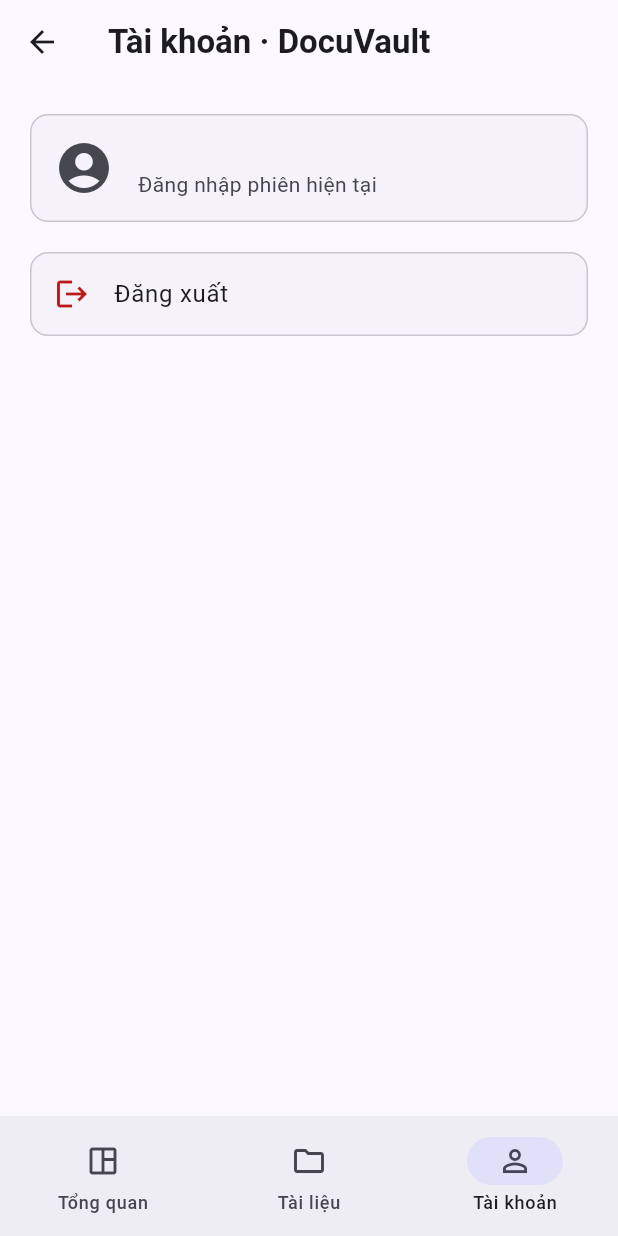
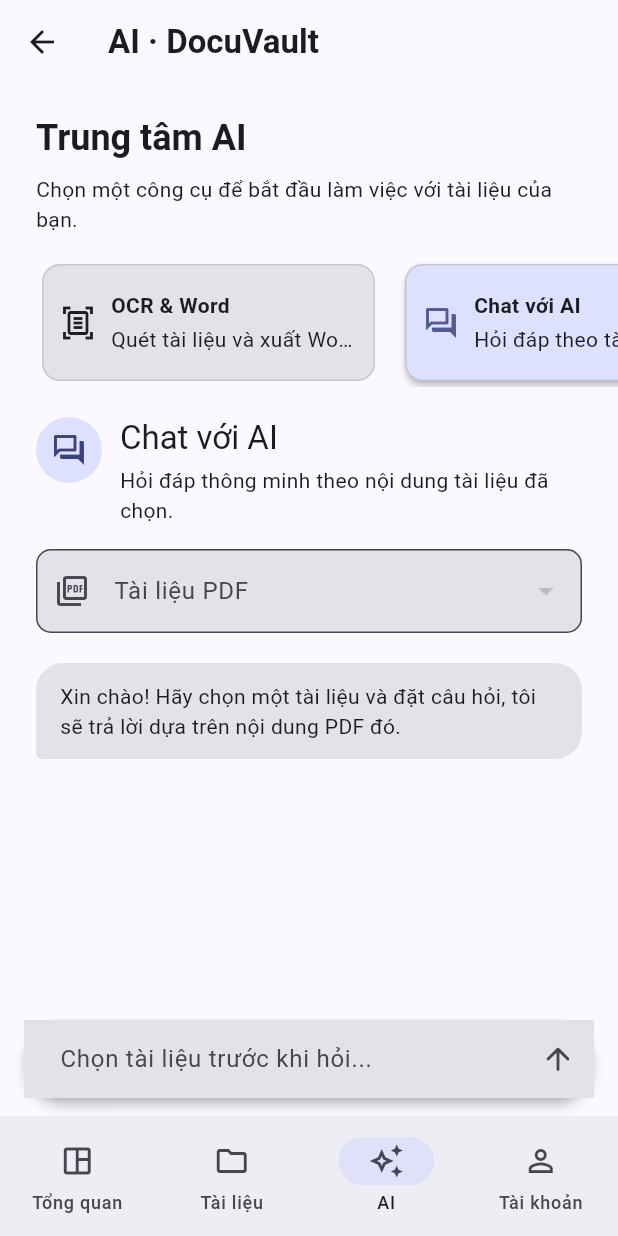
Before and after one commit to VuHoangGit/testss, a Flutter app: the ShellScreen screen opened directly with empty values, item 3 of the bottom bar chosen, on a phone screen of 412 x 824 dp. Run offline on Flutter 3.47's test engine with Material 3 defaults, Android fonts, the phone set to English and light mode, and no system bars; our stand-ins replace dio, file_picker, flutter_riverpod, flutter_secure_storage, jwt_decoder, web; missing offline and left inert: dart:js_interop; accounts and stored records are empty; network calls fail.

Commit message:
feat(ai): gemini-powered ocr, translate and chat endpoints + ai tab
Backend:
- AiService gọi Gemini (gemini-2.5-flash) cho OCR trích text,
  Key-Value, dịch vùng text, chat theo tài liệu; timeout qua
  GEMINI_TIMEOUT_SECONDS; chưa cấu hình key thì trả lỗi rõ ràng,
  không giả lập kết quả
- /api/v1/ai/* luôn kiểm tra tài liệu thuộc user hiện tại
- Thêm python-docx xuất kết quả OCR ra .docx; /health thêm ai_configured
- Test API: auth + trường hợp chưa cấu hình key

Frontend:
- AiRepository/AiRepositoryImpl + tab AI trong shell (OCR, dịch, chat)

```diff
--- /dev/null
+++ b/lib/domain/repositories/ai_repository.dart
@@ -0,0 +1,18 @@
+import 'dart:typed_data';
+
+class OcrResult {
+  const OcrResult({required this.text, required this.keyValues});
+
+  final String text;
+  final Map<String, String> keyValues;
+}
+
+abstract interface class AiRepository {
+  Future<OcrResult> ocr(String documentId);
+
+  Future<Uint8List> ocrWord(String documentId);
+
+  Future<String> translate(String text, {String targetLanguage = 'English'});
+
+  Future<String> chat(String question, {required List<String> documentIds});
+}
--- /dev/null
+++ b/lib/presentation/ai/ai_chat_screen.dart
@@ -0,0 +1,205 @@
+import 'package:flutter/material.dart';
+import 'package:flutter_riverpod/flutter_riverpod.dart';
+
+import '../../domain/entities/document_entities.dart';
+import '../../domain/repositories/ai_repository.dart';
+import '../documents/documents_providers.dart';
+import 'ai_providers.dart';
+import 'ai_widgets.dart';
+
+class _ChatMessage {
+  const _ChatMessage({required this.text, required this.fromUser});
+
+  final String text;
+  final bool fromUser;
+}
+
+class AiChatScreen extends ConsumerStatefulWidget {
+  const AiChatScreen({super.key});
+
+  @override
+  ConsumerState<AiChatScreen> createState() => _AiChatScreenState();
+}
+
+class _AiChatScreenState extends ConsumerState<AiChatScreen> {
+  final TextEditingController _question = TextEditingController();
+  final ScrollController _scroll = ScrollController();
+  final List<_ChatMessage> _messages = <_ChatMessage>[
+    const _ChatMessage(
+      text: 'Xin chào! Hãy chọn một tài liệu và đặt câu hỏi, tôi sẽ trả lời dựa trên nội dung PDF đó.',
+      fromUser: false,
+    ),
+  ];
+  String? _documentId;
+  bool _busy = false;
+
+  @override
+  void dispose() {
+    _question.dispose();
+    _scroll.dispose();
+    super.dispose();
+  }
+
+  Future<void> _send() async {
+    final String question = _question.text.trim();
+    if (_busy || question.isEmpty || _documentId == null) return;
+    _question.clear();
+    setState(() {
+      _messages.add(_ChatMessage(text: question, fromUser: true));
+      _busy = true;
+    });
+    _scrollToBottom();
+    try {
+      final AiRepository ai = ref.read(aiRepositoryProvider);
+      final String answer = await ai.chat(question, documentIds: <String>[_documentId!]);
+      if (mounted) {
+        setState(() => _messages.add(_ChatMessage(text: answer, fromUser: false)));
+        _scrollToBottom();
+      }
+    } on Exception catch (error) {
+      if (mounted) {
+        setState(() => _messages.add(_ChatMessage(text: '$error', fromUser: false)));
+      }
+    } finally {
+      if (mounted) setState(() => _busy = false);
+    }
+  }
+
+  void _scrollToBottom() {
+    WidgetsBinding.instance.addPostFrameCallback((_) {
+      if (_scroll.hasClients) {
+        _scroll.animateTo(
+          _scroll.position.maxScrollExtent,
+          duration: const Duration(milliseconds: 250),
+          curve: Curves.easeOut,
+        );
+      }
+    });
+  }
+
+  @override
+  Widget build(BuildContext context) {
+    final List<DocumentItem> documents =
+        ref.watch(documentsControllerProvider).value?.documents ??
+            const <DocumentItem>[];
+    return Column(
+      children: <Widget>[
+        Padding(
+          padding: const EdgeInsets.fromLTRB(24, 12, 24, 12),
+          child: Column(
+            children: <Widget>[
+              const AiPageHeader(
+                title: 'Chat với AI',
+                subtitle: 'Hỏi đáp thông minh theo nội dung tài liệu đã chọn.',
+                icon: Icons.forum_outlined,
+              ),
+              const SizedBox(height: 16),
+              AiDocumentPicker(
+                documents: documents,
+                value: _documentId,
+                onChanged: _busy ? null : (String? value) => setState(() => _documentId = value),
+              ),
+            ],
+          ),
+        ),
+        Expanded(
+          child: ListView.builder(
+            controller: _scroll,
+            padding: const EdgeInsets.fromLTRB(24, 8, 24, 20),
+            itemCount: _messages.length + (_busy ? 1 : 0),
+            itemBuilder: (BuildContext context, int index) {
+              if (_busy && index == _messages.length) {
+                return const _ChatBubble(text: 'AI đang suy nghĩ...', fromUser: false, pending: true);
+              }
+              final _ChatMessage message = _messages[index];
+              return _ChatBubble(text: message.text, fromUser: message.fromUser);
+            },
+          ),
+        ),
+        SafeArea(
+          top: false,
+          child: Padding(
+            padding: const EdgeInsets.fromLTRB(16, 8, 16, 12),
+            child: Material(
+              elevation: 3,
+              borderRadius: BorderRadius.circular(28),
+              color: Theme.of(context).colorScheme.surfaceContainerHighest,
+              child: TextField(
+                controller: _question,
+                minLines: 1,
+                maxLines: 5,
+                onChanged: (_) => setState(() {}),
+                onSubmitted: (_) => _send(),
+                decoration: InputDecoration(
+                  hintText: _documentId == null
+                      ? 'Chọn tài liệu trước khi hỏi...'
+                      : 'Nhập câu hỏi cho AI...',
+                  border: InputBorder.none,
+                  contentPadding: const EdgeInsets.symmetric(horizontal: 20, vertical: 14),
+                  suffixIcon: IconButton(
+                    onPressed: _question.text.trim().isEmpty || _documentId == null || _busy
+                        ? null
+                        : _send,
+                    icon: const Icon(Icons.arrow_upward_rounded),
+                    tooltip: 'Gửi câu hỏi',
+                  ),
+                ),
+              ),
+            ),
+          ),
+        ),
+      ],
+    );
+  }
+}
+
+class _ChatBubble extends StatelessWidget {
+  const _ChatBubble({
+    required this.text,
+    required this.fromUser,
+    this.pending = false,
+  });
+
+  final String text;
+  final bool fromUser;
+  final bool pending;
+
+  @override
+  Widget build(BuildContext context) {
+    final ColorScheme colors = Theme.of(context).colorScheme;
+    return Align(
+      alignment: fromUser ? Alignment.centerRight : Alignment.centerLeft,
+      child: Container(
+        constraints: const BoxConstraints(maxWidth: 720),
+        margin: const EdgeInsets.only(bottom: 12),
+        padding: const EdgeInsets.symmetric(horizontal: 16, vertical: 12),
+        decoration: BoxDecoration(
+          color: fromUser ? colors.primary : colors.surfaceContainerHighest,
+          borderRadius: BorderRadius.only(
+            topLeft: const Radius.circular(18),
+            topRight: const Radius.circular(18),
+            bottomLeft: Radius.circular(fromUser ? 18 : 4),
+            bottomRight: Radius.circular(fromUser ? 4 : 18),
+          ),
+        ),
+        child: pending
+            ? Row(
+                mainAxisSize: MainAxisSize.min,
+                children: <Widget>[
+                  SizedBox(
+                    width: 16,
+                    height: 16,
+                    child: CircularProgressIndicator(strokeWidth: 2, color: colors.primary),
+                  ),
+                  const SizedBox(width: 10),
+                  Text(text),
+                ],
+              )
+            : SelectableText(
+                text,
+                style: TextStyle(color: fromUser ? colors.onPrimary : colors.onSurface),
+              ),
+      ),
+    );
+  }
+}
--- /dev/null
+++ b/lib/presentation/ai/ai_providers.dart
@@ -0,0 +1,9 @@
+import 'package:flutter_riverpod/flutter_riverpod.dart';
+
+import '../../data/repositories/ai_repository_impl.dart';
+import '../../domain/repositories/ai_repository.dart';
+import '../providers.dart';
+
+final Provider<AiRepository> aiRepositoryProvider = Provider<AiRepository>(
+  (Ref ref) => AiRepositoryImpl(dio: ref.watch(apiDioProvider)),
+);
--- /dev/null
+++ b/lib/presentation/ai/ai_screen.dart
@@ -0,0 +1,106 @@
+import 'package:flutter/material.dart';
+import 'package:flutter_riverpod/flutter_riverpod.dart';
+
+import 'ai_chat_screen.dart';
+import 'ai_ocr_screen.dart';
+import 'ai_translate_screen.dart';
+
+class AiScreen extends ConsumerStatefulWidget {
+  const AiScreen({super.key});
+
+  @override
+  ConsumerState<AiScreen> createState() => _AiScreenState();
+}
+
+class _AiScreenState extends ConsumerState<AiScreen> {
+  int _index = 1;
+
+  @override
+  Widget build(BuildContext context) {
+    const List<(String, String, IconData)> tools = <(String, String, IconData)>[
+      ('OCR & Word', 'Quét tài liệu và xuất Word', Icons.document_scanner_outlined),
+      ('Chat với AI', 'Hỏi đáp theo tài liệu', Icons.forum_outlined),
+      ('Dịch vùng chọn', 'Dịch đoạn văn nhanh chóng', Icons.translate_outlined),
+    ];
+    final List<Widget> pages = <Widget>[
+      const AiOcrScreen(),
+      const AiChatScreen(),
+      const AiTranslateScreen(),
+    ];
+
+    return Column(
+      crossAxisAlignment: CrossAxisAlignment.stretch,
+      children: <Widget>[
+        Padding(
+          padding: const EdgeInsets.fromLTRB(24, 20, 24, 8),
+          child: Text(
+            'Trung tâm AI',
+            style: Theme.of(context).textTheme.headlineSmall?.copyWith(
+                  fontWeight: FontWeight.w700,
+                ),
+          ),
+        ),
+        Padding(
+          padding: const EdgeInsets.symmetric(horizontal: 24),
+          child: Text(
+            'Chọn một công cụ để bắt đầu làm việc với tài liệu của bạn.',
+            style: Theme.of(context).textTheme.bodyMedium,
+          ),
+        ),
+        const SizedBox(height: 16),
+        SizedBox(
+          height: 86,
+          child: ListView.separated(
+            padding: const EdgeInsets.symmetric(horizontal: 24),
+            scrollDirection: Axis.horizontal,
+            itemCount: tools.length,
+            separatorBuilder: (_, _) => const SizedBox(width: 12),
+            itemBuilder: (BuildContext context, int index) {
+              final (String title, String subtitle, IconData icon) = tools[index];
+              final bool selected = _index == index;
+              return SizedBox(
+                width: 230,
+                child: Card(
+                  elevation: selected ? 2 : 0,
+                  color: selected
+                      ? Theme.of(context).colorScheme.primaryContainer
+                      : Theme.of(context).colorScheme.surfaceContainerHighest,
+                  child: InkWell(
+                    borderRadius: BorderRadius.circular(12),
+                    onTap: () => setState(() => _index = index),
+                    child: Padding(
+                      padding: const EdgeInsets.all(12),
+                      child: Row(
+                        children: <Widget>[
+                          Icon(icon, color: selected
+                              ? Theme.of(context).colorScheme.primary
+                              : null),
+                          const SizedBox(width: 10),
+                          Expanded(
+                            child: Column(
+                              crossAxisAlignment: CrossAxisAlignment.start,
+                              mainAxisAlignment: MainAxisAlignment.center,
+                              children: <Widget>[
+                                Text(title, style: const TextStyle(fontWeight: FontWeight.w700)),
+                                const SizedBox(height: 3),
+                                Text(subtitle, maxLines: 1, overflow: TextOverflow.ellipsis),
+                              ],
+                            ),
+                          ),
+                        ],
+                      ),
+                    ),
+                  ),
+                ),
+              );
+            },
+          ),
+        ),
+        const SizedBox(height: 8),
+        Expanded(
+          child: IndexedStack(index: _index, children: pages),
+        ),
+      ],
+    );
+  }
+}
--- /dev/null
+++ b/lib/presentation/ai/ai_widgets.dart
@@ -0,0 +1,74 @@
+import 'package:flutter/material.dart';
+
+import '../../domain/entities/document_entities.dart';
+
+class AiDocumentPicker extends StatelessWidget {
+  const AiDocumentPicker({
+    super.key,
+    required this.documents,
+    required this.value,
+    required this.onChanged,
+  });
+
+  final List<DocumentItem> documents;
+  final String? value;
+  final ValueChanged<String?>? onChanged;
+
+  @override
+  Widget build(BuildContext context) {
+    final List<DocumentItem> pdfs =
+        documents.where((DocumentItem document) => document.isPdf).toList();
+    return DropdownButtonFormField<String>(
+      initialValue: value,
+      decoration: const InputDecoration(
+        labelText: 'Tài liệu PDF',
+        prefixIcon: Icon(Icons.picture_as_pdf_outlined),
+      ),
+      items: <DropdownMenuItem<String>>[
+        for (final DocumentItem document in pdfs)
+          DropdownMenuItem<String>(
+            value: document.id,
+            child: Text(document.name, overflow: TextOverflow.ellipsis),
+          ),
+      ],
+      onChanged: onChanged,
+    );
+  }
+}
+
+class AiPageHeader extends StatelessWidget {
+  const AiPageHeader({
+    super.key,
+    required this.title,
+    required this.subtitle,
+    required this.icon,
+  });
+
+  final String title;
+  final String subtitle;
+  final IconData icon;
+
+  @override
+  Widget build(BuildContext context) {
+    return Row(
+      crossAxisAlignment: CrossAxisAlignment.start,
+      children: <Widget>[
+        CircleAvatar(
+          radius: 22,
+          child: Icon(icon),
+        ),
+        const SizedBox(width: 12),
+        Expanded(
+          child: Column(
+            crossAxisAlignment: CrossAxisAlignment.start,
+            children: <Widget>[
+              Text(title, style: Theme.of(context).textTheme.titleLarge),
+              const SizedBox(height: 4),
+              Text(subtitle),
+            ],
+          ),
+        ),
+      ],
+    );
+  }
+}
--- a/lib/presentation/shell/shell_screen.dart
+++ b/lib/presentation/shell/shell_screen.dart
@@ -1,5 +1,4 @@
-/// Bộ khung ứng dụng (Shell): NavigationRail trên màn rộng, NavigationBar
-/// trên màn hẹp; 3 tab Dashboard / Tài liệu / Tài khoản.
+/// Bộ khung ứng dụng: Dashboard / Tài liệu / AI / Tài khoản.
 library;
 
 import 'package:flutter/material.dart';
@@ -7,6 +6,7 @@ import 'package:flutter_riverpod/flutter_riverpod.dart';
 
 import '../../domain/entities/user.dart';
 import '../documents/documents_screen.dart';
+import '../ai/ai_screen.dart';
 import 'account_tab.dart';
 import 'dashboard_tab.dart';
 
@@ -28,11 +28,13 @@ class _ShellScreenState extends ConsumerState<ShellScreen> {
     final List<Widget> tabs = <Widget>[
       DashboardTab(user: widget.session.user),
       const DocumentsScreen(),
+      const AiScreen(),
       AccountTab(userEmail: widget.session.user.email),
     ];
     const List<(String, IconData)> destinations = <(String, IconData)>[
       ('Tổng quan', Icons.space_dashboard_outlined),
       ('Tài liệu', Icons.folder_outlined),
+      ('AI', Icons.auto_awesome_outlined),
       ('Tài khoản', Icons.person_outline),
     ];
 
@@ -52,10 +54,15 @@ class _ShellScreenState extends ConsumerState<ShellScreen> {
               labelType: NavigationRailLabelType.all,
               destinations: <NavigationRailDestination>[
                 for (final (String, IconData) d in destinations)
-                  NavigationRailDestination(icon: Icon(d.$2), label: Text(d.$1)),
+                  NavigationRailDestination(
+                    icon: Icon(d.$2),
+                    label: Text(d.$1),
+                  ),
               ],
             ),
-          Expanded(child: IndexedStack(index: _index, children: tabs)),
+          Expanded(
+            child: IndexedStack(index: _index, children: tabs),
+          ),
         ],
       ),
       bottomNavigationBar: wide
```
Also changed, not shown: lib/data/repositories/ai_repository_impl.dart (added, +79 -0 lines), lib/presentation/ai/ai_ocr_screen.dart (added, +120 -0 lines), lib/presentation/ai/ai_translate_screen.dart (added, +90 -0 lines), 9 other files.
